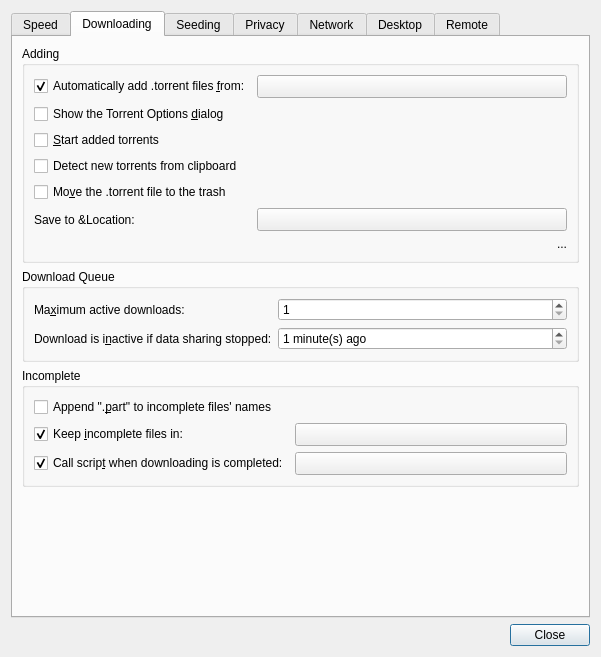
Old version of the form qt/PrefsDialog.ui in the repository transmission/transmission.
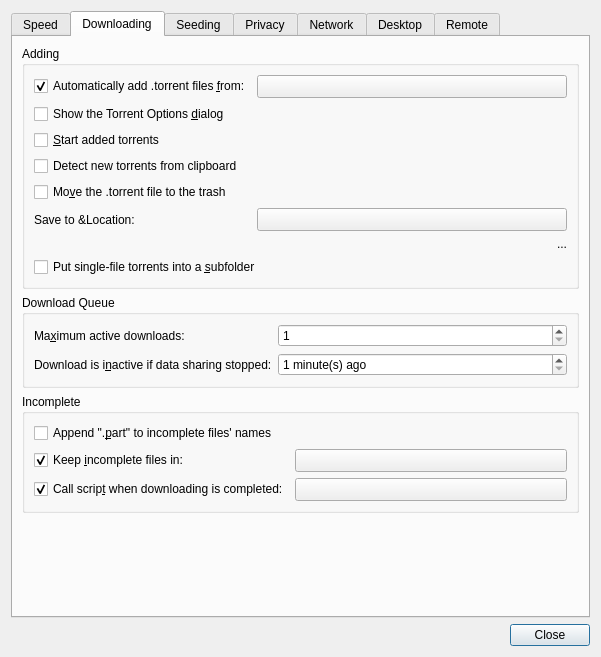
New version of the form. The open tabs and pages were chosen to show the change. Icons and pictures are not drawn. Custom widgets are drawn as their Qt base class.

Commit message: folder for single files

Patch:
```diff
--- a/qt/PrefsDialog.ui
+++ b/qt/PrefsDialog.ui
@@ -311,6 +311,13 @@
             </property>
            </widget>
           </item>
+          <item row="7" column="0" colspan="2">
+           <widget class="QCheckBox" name="wrapSingleFileTorrentsCheck">
+            <property name="text">
+             <string>Put single-file torrents into a &amp;subfolder</string>
+            </property>
+           </widget>
+          </item>
          </layout>
         </widget>
        </item>
```
The commit also changes 15 other files.
